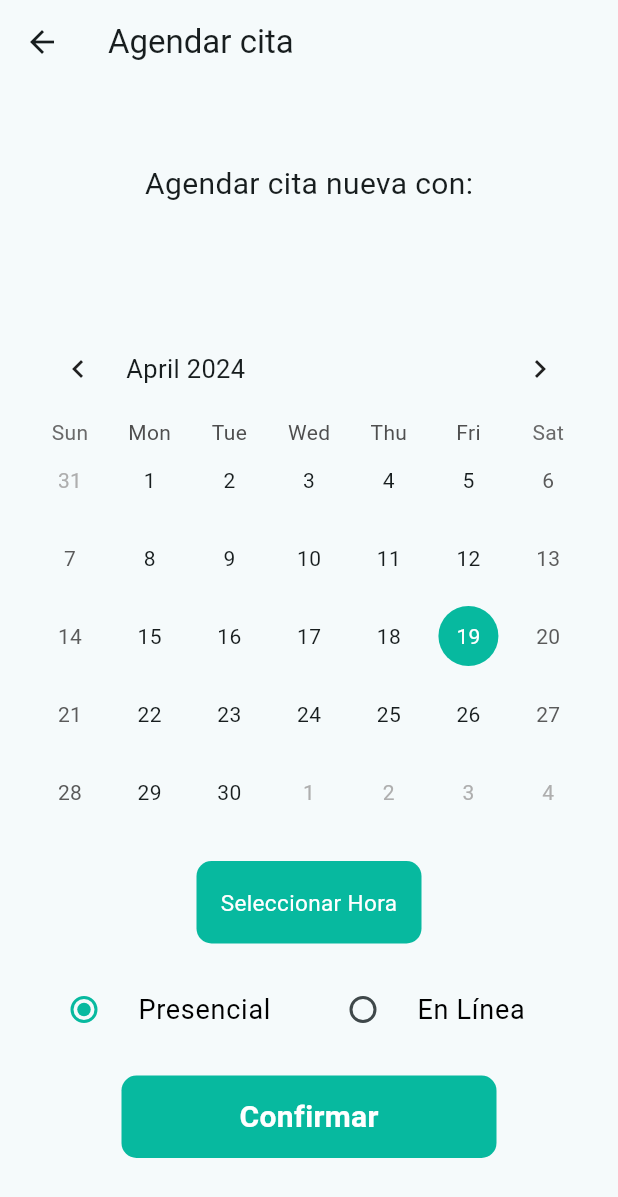
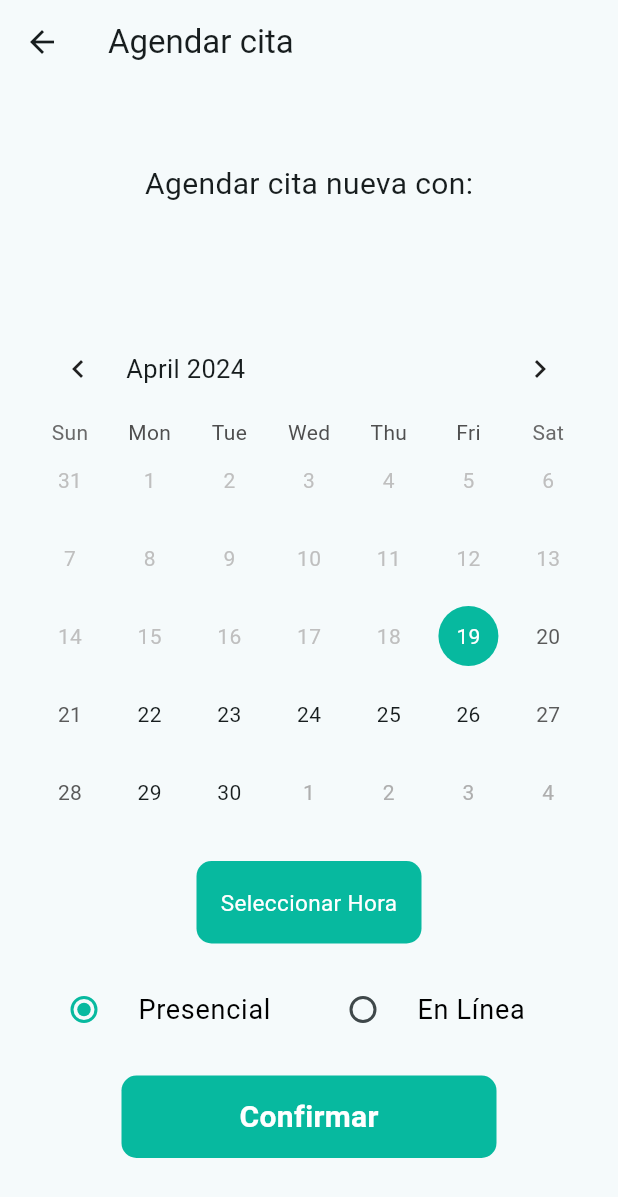
Before and after one commit to Kannkrel/MindHub, a Flutter app: the ScheduleAppointmentPage screen opened directly with empty values, on a phone screen of 412 x 824 dp. Shown: the top 1197 px of the screen. Run offline on Flutter 3.47's test engine with Material 3 defaults, Android fonts, the phone set to English and light mode, and no system bars; drawn by our look-alikes of table_calendar; our stand-ins replace cloud_firestore, firebase_auth, firebase_core, fluttertoast, persistent_bottom_nav_bar; accounts and stored records are empty.

Commit message:
Update imports in user_auth files and fix navigation issues

```diff
--- a/lib/features/user_auth/presentation/pages/schedule_appointment_page.dart
+++ b/lib/features/user_auth/presentation/pages/schedule_appointment_page.dart
@@ -1,3 +1,5 @@
+// ignore_for_file: library_private_types_in_public_api, unused_element, avoid_print, use_build_context_synchronously
+
 import 'package:cloud_firestore/cloud_firestore.dart';
 import 'package:firebase_auth/firebase_auth.dart';
 import 'package:flutter/material.dart';
@@ -7,8 +9,10 @@ class ScheduleAppointmentPage extends StatefulWidget {
   final String psychologistName;
   final String psychologistlastName;
 
-  const ScheduleAppointmentPage({Key? key, required this.psychologistName, required this.psychologistlastName})
-      : super(key: key);
+  const ScheduleAppointmentPage(
+      {super.key,
+      required this.psychologistName,
+      required this.psychologistlastName});
 
   @override
   _ScheduleAppointmentPageState createState() =>
@@ -33,7 +37,7 @@ class _ScheduleAppointmentPageState extends State<ScheduleAppointmentPage> {
       context: context,
       initialDate: _selectedDate,
       firstDate: DateTime.now(),
-      lastDate: DateTime.now().add(Duration(days: 365)),
+      lastDate: DateTime.now().add(const Duration(days: 365)),
     );
     if (pickedDate != null && pickedDate != _selectedDate) {
       setState(() {
@@ -58,7 +62,7 @@ class _ScheduleAppointmentPageState extends State<ScheduleAppointmentPage> {
   Widget build(BuildContext context) {
     return Scaffold(
       appBar: AppBar(
-        title: Text('Agendar cita'),
+        title: const Text('Agendar cita'),
       ),
       body: Center(
         child: Padding(
@@ -66,24 +70,25 @@ class _ScheduleAppointmentPageState extends State<ScheduleAppointmentPage> {
           child: Column(
             mainAxisAlignment: MainAxisAlignment.center,
             children: [
-              Text('Agendar cita nueva con:', style: TextStyle(fontSize: 20)),
-              Text('${widget.psychologistName}'+' '+'${widget.psychologistlastName}',
-                  style:
-                  TextStyle(fontSize: 40, fontWeight: FontWeight.bold)),
-              SizedBox(height: 20),
+              const Text('Agendar cita nueva con:',
+                  style: TextStyle(fontSize: 20)),
+              Text('${widget.psychologistName} ${widget.psychologistlastName}',
+                  style: const TextStyle(
+                      fontSize: 40, fontWeight: FontWeight.bold)),
+              const SizedBox(height: 20),
               TableCalendar(
                 focusedDay: DateTime.now(),
-                firstDay: DateTime.now().subtract(Duration(days: 365)),
-                lastDay: DateTime.now().add(Duration(days: 365)),
-                headerStyle: HeaderStyle(
+                firstDay: DateTime.now(),
+                lastDay: DateTime.now().add(const Duration(days: 365)),
+                headerStyle: const HeaderStyle(
                   formatButtonVisible: false,
                 ),
                 calendarStyle: CalendarStyle(
-                  selectedDecoration: BoxDecoration(
+                  selectedDecoration: const BoxDecoration(
                     color: Color.fromRGBO(7, 185, 159, 1),
                     shape: BoxShape.circle,
                   ),
-                  selectedTextStyle: TextStyle(color: Colors.white),
+                  selectedTextStyle: const TextStyle(color: Colors.white),
                   todayDecoration: BoxDecoration(
                     color: Colors.grey[300],
                     shape: BoxShape.circle,
@@ -98,16 +103,16 @@ class _ScheduleAppointmentPageState extends State<ScheduleAppointmentPage> {
                   });
                 },
               ),
-              SizedBox(height: 20),
+              const SizedBox(height: 20),
               InkWell(
                 onTap: () => _selectTime(context),
                 borderRadius: BorderRadius.circular(10),
                 child: Ink(
                   decoration: BoxDecoration(
-                    color: Color.fromRGBO(7, 185, 159, 1),
+                    color: const Color.fromRGBO(7, 185, 159, 1),
                     borderRadius: BorderRadius.circular(10),
                   ),
-                  child: Container(
+                  child: const SizedBox(
                     width: 150,
                     height: 55,
                     child: Center(
@@ -123,12 +128,12 @@ class _ScheduleAppointmentPageState extends State<ScheduleAppointmentPage> {
                   ),
                 ),
               ),
-              SizedBox(height: 20),
+              const SizedBox(height: 20),
               Row(
                 children: [
                   Expanded(
                     child: RadioListTile<String>(
-                      title: Text(
+                      title: const Text(
                         'Presencial',
                         style: TextStyle(fontSize: 18, color: Colors.black),
                       ),
@@ -140,12 +145,12 @@ class _ScheduleAppointmentPageState extends State<ScheduleAppointmentPage> {
                         });
                       },
                       dense: true,
-                      activeColor: Color.fromRGBO(7, 185, 159, 1),
+                      activeColor: const Color.fromRGBO(7, 185, 159, 1),
                     ),
                   ),
                   Expanded(
                     child: RadioListTile<String>(
-                      title: Text(
+                      title: const Text(
                         'En Línea',
                         style: TextStyle(fontSize: 18, color: Colors.black),
                       ),
@@ -157,12 +162,12 @@ class _ScheduleAppointmentPageState extends State<ScheduleAppointmentPage> {
                         });
                       },
                       dense: true,
-                      activeColor: Color.fromRGBO(7, 185, 159, 1),
+                      activeColor: const Color.fromRGBO(7, 185, 159, 1),
                     ),
                   ),
                 ],
               ),
-              SizedBox(height: 20),
+              const SizedBox(height: 20),
               InkWell(
                 onTap: () {
                   sendAppointmentData(context);
@@ -170,10 +175,10 @@ class _ScheduleAppointmentPageState extends State<ScheduleAppointmentPage> {
                 borderRadius: BorderRadius.circular(10),
                 child: Ink(
                   decoration: BoxDecoration(
-                    color: Color.fromRGBO(7, 185, 159, 1),
+                    color: const Color.fromRGBO(7, 185, 159, 1),
                     borderRadius: BorderRadius.circular(10),
                   ),
-                  child: Container(
+                  child: const SizedBox(
                     width: 250,
                     height: 55,
                     child: Center(
@@ -219,7 +224,11 @@ class _ScheduleAppointmentPageState extends State<ScheduleAppointmentPage> {
     };
 
     // Utilizar el UID del usuario como nombre del documento en la colección
-    db.collection('appointments').doc(user.uid).set(appointmentData).then((value) {
+    db
+        .collection('appointments')
+        .doc(user.uid)
+        .set(appointmentData)
+        .then((value) {
       // Éxito al agregar la cita a la base de datos
       Navigator.pop(context); // Cerrar la vista de agendar cita
     }).catchError((error) {
@@ -228,7 +237,6 @@ class _ScheduleAppointmentPageState extends State<ScheduleAppointmentPage> {
       showSnackBar(context, 'Error al agregar la cita. Inténtalo de nuevo.');
     });
   }
-
 
   void showSnackBar(BuildContext context, String message) {
     ScaffoldMessenger.of(context).showSnackBar(
```
